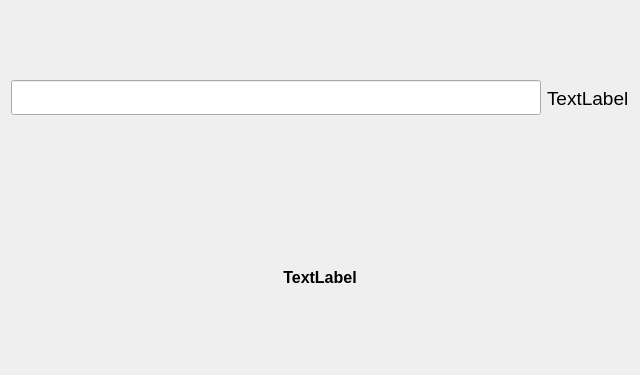
Above: epyq/widgets/epc.ui from epcpower/st before the change. Below: the same form after it.
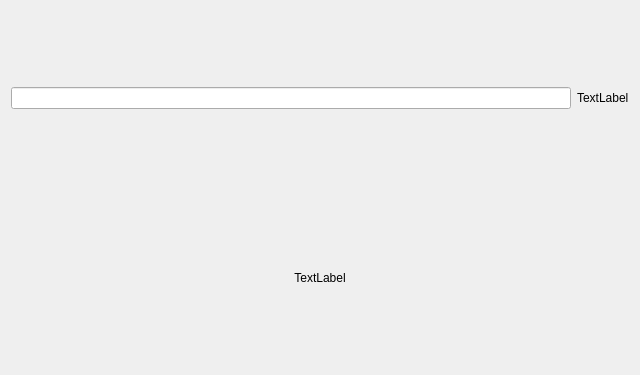
That is the form after the change.

Commit message: Strip font tweaks until properly implemented

Patch:
```diff
--- a/epyq/widgets/epc.ui
+++ b/epyq/widgets/epc.ui
@@ -20,51 +20,6 @@
       <layout class="QHBoxLayout" name="horizontalLayout">
        <item>
         <widget class="QLineEdit" name="value">
-         <property name="palette">
-          <palette>
-           <active>
-            <colorrole role="Text">
-             <brush brushstyle="SolidPattern">
-              <color alpha="255">
-               <red>2</red>
-               <green>241</green>
-               <blue>42</blue>
-              </color>
-             </brush>
-            </colorrole>
-           </active>
-           <inactive>
-            <colorrole role="Text">
-             <brush brushstyle="SolidPattern">
-              <color alpha="255">
-               <red>2</red>
-               <green>241</green>
-               <blue>42</blue>
-              </color>
-             </brush>
-            </colorrole>
-           </inactive>
-           <disabled>
-            <colorrole role="Text">
-             <brush brushstyle="SolidPattern">
-              <color alpha="255">
-               <red>101</red>
-               <green>104</green>
-               <blue>106</blue>
-              </color>
-             </brush>
-            </colorrole>
-           </disabled>
-          </palette>
-         </property>
-         <property name="font">
-          <font>
-           <family>TlwgTypewriter</family>
-           <pointsize>14</pointsize>
-           <weight>50</weight>
-           <bold>false</bold>
-          </font>
-         </property>
          <property name="alignment">
           <set>Qt::AlignRight|Qt::AlignTrailing|Qt::AlignVCenter</set>
          </property>
@@ -72,11 +27,6 @@
        </item>
        <item>
         <widget class="QLabel" name="units">
-         <property name="font">
-          <font>
-           <pointsize>14</pointsize>
-          </font>
-         </property>
          <property name="text">
           <string>TextLabel</string>
          </property>
@@ -86,13 +36,6 @@
      </item>
      <item>
       <widget class="QLabel" name="label">
-       <property name="font">
-        <font>
-         <pointsize>12</pointsize>
-         <weight>75</weight>
-         <bold>true</bold>
-        </font>
-       </property>
        <property name="text">
         <string>TextLabel</string>
        </property>
```
The commit also changes 2 other files.
